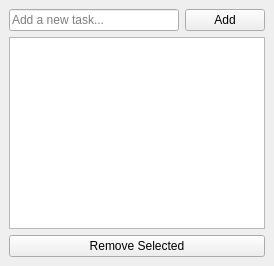
Above: mainwindow.ui from TobitVt/DailyPlanner before the change. Below: the same form after it.
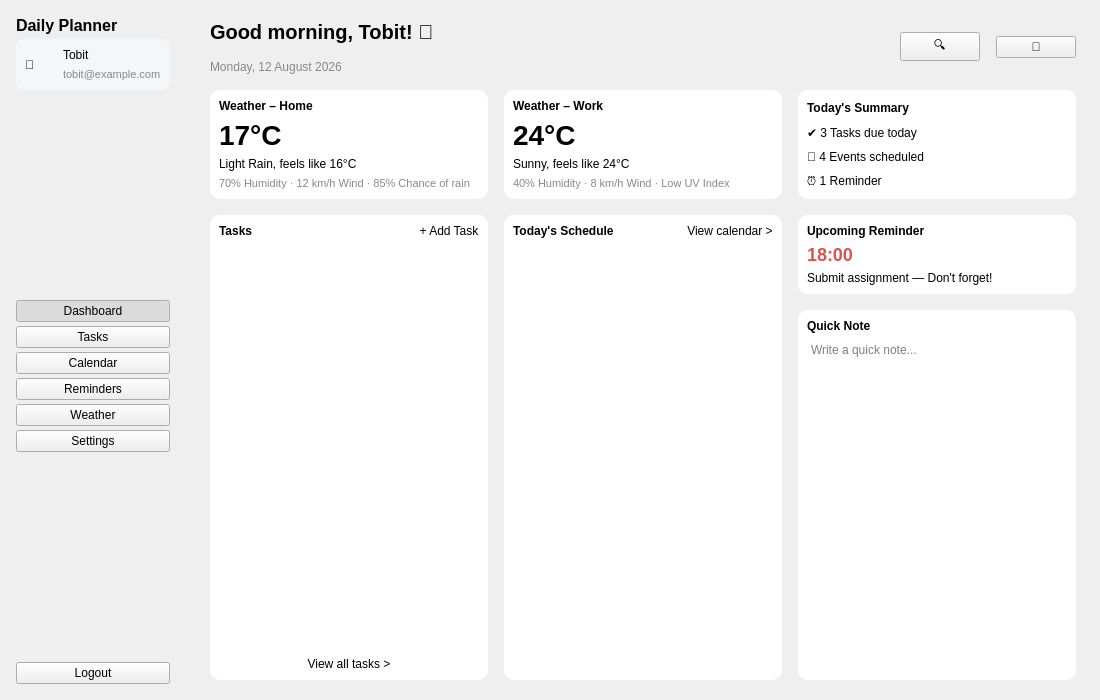
That is the form after the change.

Commit message: changed mainwindow ui to new .ui file created in QT designer

Patch:
```diff
--- a/mainwindow.ui
+++ b/mainwindow.ui
@@ -2,39 +2,200 @@
 <ui version="4.0">
  <class>MainWindow</class>
  <widget class="QMainWindow" name="MainWindow">
-  <property name="windowTitle">
-   <string>To-Do List</string>
-  </property>
+  <property name="windowTitle"><string>Daily Planner</string></property>
+  <property name="minimumSize"><size><width>1100</width><height>700</height></size></property>
   <widget class="QWidget" name="centralwidget">
-   <layout class="QVBoxLayout" name="verticalLayout">
+   <layout class="QHBoxLayout" name="rootLayout">
+    <property name="spacing"><number>0</number></property>
+    <property name="leftMargin"><number>0</number></property>
+    <property name="topMargin"><number>0</number></property>
+    <property name="rightMargin"><number>0</number></property>
+    <property name="bottomMargin"><number>0</number></property>
+
+    <!-- ===== Sidebar ===== -->
     <item>
-     <layout class="QHBoxLayout" name="inputLayout">
-      <item>
-       <widget class="QLineEdit" name="taskInput">
-        <property name="placeholderText">
-         <string>Add a new task...</string>
-        </property>
-       </widget>
-      </item>
-      <item>
-       <widget class="QPushButton" name="addButton">
-        <property name="text">
-         <string>Add</string>
-        </property>
-       </widget>
-      </item>
-     </layout>
+     <widget class="QFrame" name="sidebarFrame">
+      <property name="minimumWidth"><number>220</number></property>
+      <property name="maximumWidth"><number>220</number></property>
+      <property name="objectName" stdset="0"><string>sidebarFrame</string></property>
+      <layout class="QVBoxLayout" name="sidebarLayout">
+       <property name="leftMargin"><number>16</number></property>
+       <property name="topMargin"><number>16</number></property>
+       <property name="rightMargin"><number>16</number></property>
+       <property name="bottomMargin"><number>16</number></property>
+       <property name="spacing"><number>4</number></property>
+
+       <item>
+        <widget class="QLabel" name="appTitleLabel">
+         <property name="text"><string>Daily Planner</string></property>
+         <property name="styleSheet"><string>font-size: 16px; font-weight: 700;</string></property>
+        </widget>
+       </item>
+
+       <item>
+        <widget class="QFrame" name="userCardFrame">
+         <property name="styleSheet"><string>background: #f5f6f8; border-radius: 8px;</string></property>
+         <layout class="QHBoxLayout" name="userCardLayout">
+          <item>
+           <widget class="QLabel" name="userAvatarLabel">
+            <property name="text"><string>👤</string></property>
+            <property name="minimumSize"><size><width>32</width><height>32</height></size></property>
+           </widget>
+          </item>
+          <item>
+           <layout class="QVBoxLayout" name="userTextLayout">
+            <item><widget class="QLabel" name="userNameLabel"><property name="text"><string>Tobit</string></property></widget></item>
+            <item><widget class="QLabel" name="userEmailLabel"><property name="text"><string>tobit@example.com</string></property><property name="styleSheet"><string>color: #888; font-size: 11px;</string></property></widget></item>
+           </layout>
+          </item>
+         </layout>
+        </widget>
+       </item>
+
+       <item><spacer name="sidebarSpacer1"><property name="orientation"><enum>Qt::Vertical</enum></property><property name="sizeHint"><size><width>0</width><height>16</height></size></property></spacer></item>
+
+       <item><widget class="QPushButton" name="navDashboardButton"><property name="text"><string>Dashboard</string></property><property name="checkable"><bool>true</bool></property><property name="checked"><bool>true</bool></property></widget></item>
+       <item><widget class="QPushButton" name="navTasksButton"><property name="text"><string>Tasks</string></property><property name="checkable"><bool>true</bool></property></widget></item>
+       <item><widget class="QPushButton" name="navCalendarButton"><property name="text"><string>Calendar</string></property><property name="checkable"><bool>true</bool></property></widget></item>
+       <item><widget class="QPushButton" name="navRemindersButton"><property name="text"><string>Reminders</string></property><property name="checkable"><bool>true</bool></property></widget></item>
+       <item><widget class="QPushButton" name="navWeatherButton"><property name="text"><string>Weather</string></property><property name="checkable"><bool>true</bool></property></widget></item>
+       <item><widget class="QPushButton" name="navSettingsButton"><property name="text"><string>Settings</string></property><property name="checkable"><bool>true</bool></property></widget></item>
+
+       <item><spacer name="sidebarSpacer2"><property name="orientation"><enum>Qt::Vertical</enum></property><property name="sizeType"><enum>QSizePolicy::Expanding</enum></property><property name="sizeHint"><size><width>0</width><height>40</height></size></property></spacer></item>
+
+       <item><widget class="QPushButton" name="logoutButton"><property name="text"><string>Logout</string></property></widget></item>
+      </layout>
+     </widget>
     </item>
+
+    <!-- ===== Main content ===== -->
     <item>
-     <widget class="QListWidget" name="taskList"/>
-    </item>
-    <item>
-     <widget class="QPushButton" name="removeButton">
-      <property name="text">
-       <string>Remove Selected</string>
-      </property>
+     <widget class="QWidget" name="contentWidget">
+      <layout class="QVBoxLayout" name="contentLayout">
+       <property name="leftMargin"><number>24</number></property>
+       <property name="topMargin"><number>20</number></property>
+       <property name="rightMargin"><number>24</number></property>
+       <property name="bottomMargin"><number>20</number></property>
+       <property name="spacing"><number>16</number></property>
+
+       <!-- Top bar -->
+       <item>
+        <layout class="QHBoxLayout" name="topBarLayout">
+         <item>
+          <layout class="QVBoxLayout" name="greetingLayout">
+           <item><widget class="QLabel" name="greetingLabel"><property name="text"><string>Good morning, Tobit! 👋</string></property><property name="styleSheet"><string>font-size: 20px; font-weight: 700;</string></property></widget></item>
+           <item><widget class="QLabel" name="dateLabel"><property name="text"><string>Monday, 12 August 2026</string></property><property name="styleSheet"><string>color: #888;</string></property></widget></item>
+          </layout>
+         </item>
+         <item><spacer name="topBarSpacer"><property name="orientation"><enum>Qt::Horizontal</enum></property><property name="sizeHint"><size><width>40</width><height>0</height></size></property></spacer></item>
+         <item><widget class="QPushButton" name="searchButton"><property name="text"><string>🔍</string></property><property name="maximumWidth"><number>36</number></property></widget></item>
+         <item><widget class="QPushButton" name="notificationsButton"><property name="text"><string>🔔</string></property><property name="maximumWidth"><number>36</number></property></widget></item>
+        </layout>
+       </item>
+
+       <!-- Row 1: weather x2 + summary -->
+       <item>
+        <layout class="QHBoxLayout" name="row1Layout">
+         <item>
+          <widget class="QFrame" name="weatherHomeCard">
+           <property name="styleSheet"><string>background: white; border-radius: 10px;</string></property>
+           <layout class="QVBoxLayout" name="weatherHomeLayout">
+            <item><widget class="QLabel" name="weatherHomeTitleLabel"><property name="text"><string>Weather – Home</string></property><property name="styleSheet"><string>font-weight: 600;</string></property></widget></item>
+            <item><widget class="QLabel" name="weatherHomeTempLabel"><property name="text"><string>17°C</string></property><property name="styleSheet"><string>font-size: 28px; font-weight: 700;</string></property></widget></item>
+            <item><widget class="QLabel" name="weatherHomeDescLabel"><property name="text"><string>Light Rain, feels like 16°C</string></property></widget></item>
+            <item><widget class="QLabel" name="weatherHomeDetailLabel"><property name="text"><string>70% Humidity · 12 km/h Wind · 85% Chance of rain</string></property><property name="styleSheet"><string>color: #888; font-size: 11px;</string></property></widget></item>
+           </layout>
+          </widget>
+         </item>
+         <item>
+          <widget class="QFrame" name="weatherWorkCard">
+           <property name="styleSheet"><string>background: white; border-radius: 10px;</string></property>
+           <layout class="QVBoxLayout" name="weatherWorkLayout">
+            <item><widget class="QLabel" name="weatherWorkTitleLabel"><property name="text"><string>Weather – Work</string></property><property name="styleSheet"><string>font-weight: 600;</string></property></widget></item>
+            <item><widget class="QLabel" name="weatherWorkTempLabel"><property name="text"><string>24°C</string></property><property name="styleSheet"><string>font-size: 28px; font-weight: 700;</string></property></widget></item>
+            <item><widget class="QLabel" name="weatherWorkDescLabel"><property name="text"><string>Sunny, feels like 24°C</string></property></widget></item>
+            <item><widget class="QLabel" name="weatherWorkDetailLabel"><property name="text"><string>40% Humidity · 8 km/h Wind · Low UV Index</string></property><property name="styleSheet"><string>color: #888; font-size: 11px;</string></property></widget></item>
+           </layout>
+          </widget>
+         </item>
+         <item>
+          <widget class="QFrame" name="summaryCard">
+           <property name="styleSheet"><string>background: white; border-radius: 10px;</string></property>
+           <layout class="QVBoxLayout" name="summaryLayout">
+            <item><widget class="QLabel" name="summaryTitleLabel"><property name="text"><string>Today's Summary</string></property><property name="styleSheet"><string>font-weight: 600;</string></property></widget></item>
+            <item><widget class="QLabel" name="summaryTasksLabel"><property name="text"><string>✔ 3 Tasks due today</string></property></widget></item>
+            <item><widget class="QLabel" name="summaryEventsLabel"><property name="text"><string>📅 4 Events scheduled</string></property></widget></item>
+            <item><widget class="QLabel" name="summaryReminderLabel"><property name="text"><string>⏰ 1 Reminder</string></property></widget></item>
+           </layout>
+          </widget>
+         </item>
+        </layout>
+       </item>
+
+       <!-- Row 2: tasks + schedule + reminder -->
+       <item>
+        <layout class="QHBoxLayout" name="row2Layout">
+         <item>
+          <widget class="QFrame" name="tasksCard">
+           <property name="styleSheet"><string>background: white; border-radius: 10px;</string></property>
+           <layout class="QVBoxLayout" name="tasksCardLayout">
+            <item>
+             <layout class="QHBoxLayout" name="tasksCardHeaderLayout">
+              <item><widget class="QLabel" name="tasksCardTitleLabel"><property name="text"><string>Tasks</string></property><property name="styleSheet"><string>font-weight: 600;</string></property></widget></item>
+              <item><spacer name="tasksHeaderSpacer"><property name="orientation"><enum>Qt::Horizontal</enum></property><property name="sizeHint"><size><width>20</width><height>0</height></size></property></spacer></item>
+              <item><widget class="QPushButton" name="addTaskButton"><property name="text"><string>+ Add Task</string></property></widget></item>
+             </layout>
+            </item>
+            <item><widget class="QListWidget" name="tasksListWidget"/></item>
+            <item><widget class="QPushButton" name="viewAllTasksButton"><property name="text"><string>View all tasks &gt;</string></property><property name="flat"><bool>true</bool></property></widget></item>
+           </layout>
+          </widget>
+         </item>
+         <item>
+          <widget class="QFrame" name="scheduleCard">
+           <property name="styleSheet"><string>background: white; border-radius: 10px;</string></property>
+           <layout class="QVBoxLayout" name="scheduleCardLayout">
+            <item>
+             <layout class="QHBoxLayout" name="scheduleCardHeaderLayout">
+              <item><widget class="QLabel" name="scheduleCardTitleLabel"><property name="text"><string>Today's Schedule</string></property><property name="styleSheet"><string>font-weight: 600;</string></property></widget></item>
+              <item><spacer name="scheduleHeaderSpacer"><property name="orientation"><enum>Qt::Horizontal</enum></property><property name="sizeHint"><size><width>20</width><height>0</height></size></property></spacer></item>
+              <item><widget class="QPushButton" name="viewCalendarButton"><property name="text"><string>View calendar &gt;</string></property><property name="flat"><bool>true</bool></property></widget></item>
+             </layout>
+            </item>
+            <item><widget class="QListWidget" name="scheduleListWidget"/></item>
+           </layout>
+          </widget>
+         </item>
+         <item>
+          <layout class="QVBoxLayout" name="rightColumnLayout">
+           <item>
+            <widget class="QFrame" name="reminderCard">
+             <property name="styleSheet"><string>background: white; border-radius: 10px;</string></property>
+             <layout class="QVBoxLayout" name="reminderCardLayout">
+              <item><widget class="QLabel" name="reminderCardTitleLabel"><property name="text"><string>Upcoming Reminder</string></property><property name="styleSheet"><string>font-weight: 600;</string></property></widget></item>
+              <item><widget class="QLabel" name="reminderTimeLabel"><property name="text"><string>18:00</string></property><property name="styleSheet"><string>color: #d9534f; font-size: 18px; font-weight: 700;</string></property></widget></item>
+              <item><widget class="QLabel" name="reminderTextLabel"><property name="text"><string>Submit assignment — Don't forget!</string></property></widget></item>
+             </layout>
+            </widget>
+           </item>
+           <item>
+            <widget class="QFrame" name="quickNoteCard">
+             <property name="styleSheet"><string>background: white; border-radius: 10px;</string></property>
+             <layout class="QVBoxLayout" name="quickNoteCardLayout">
+              <item><widget class="QLabel" name="quickNoteTitleLabel"><property name="text"><string>Quick Note</string></property><property name="styleSheet"><string>font-weight: 600;</string></property></widget></item>
+              <item><widget class="QTextEdit" name="quickNoteTextEdit"><property name="placeholderText"><string>Write a quick note...</string></property></widget></item>
+             </layout>
+            </widget>
+           </item>
+          </layout>
+         </item>
+        </layout>
+       </item>
+
+      </layout>
      </widget>
     </item>
+
    </layout>
   </widget>
  </widget>
```
